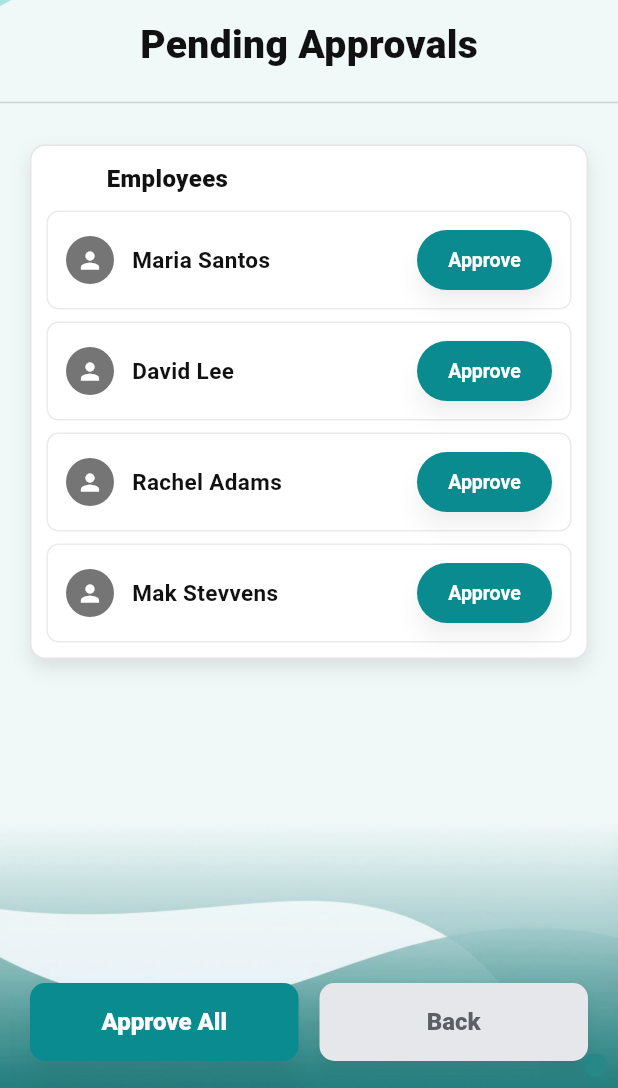
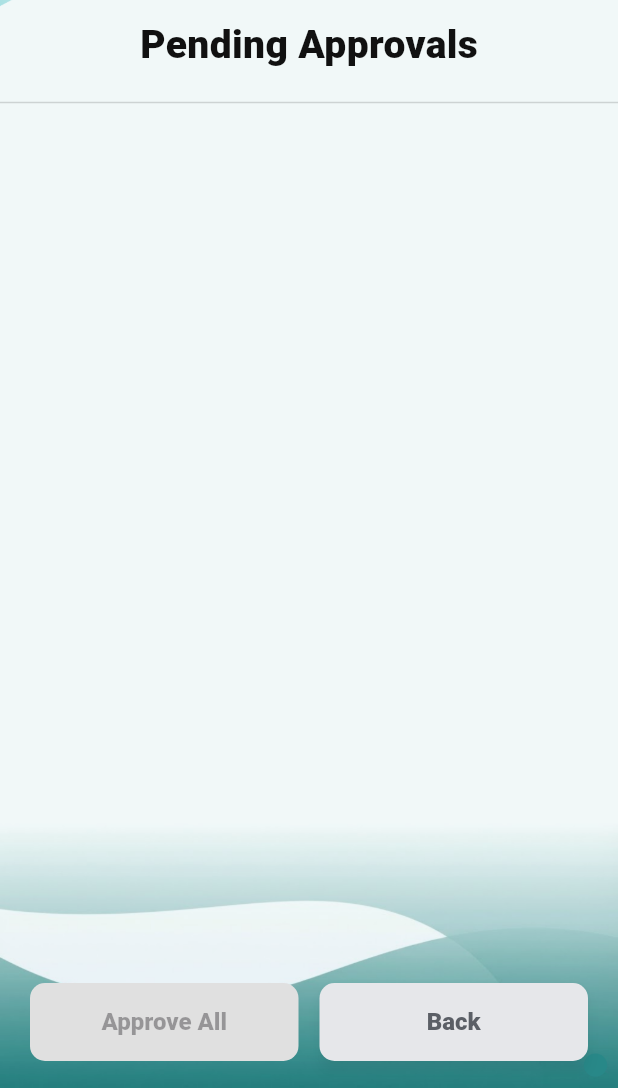
Before and after one commit to smiggy10/nutech_app_backup, a Flutter app: the PendingApprovalsPage screen opened directly, on a phone screen of 412 x 824 dp, the part 148-1236 px from its top. Run offline on Flutter 3.47's test engine with Material 3 defaults, Android fonts, the light colour scheme and no system bars; our stand-ins replace device_preview, image_cropper, image_picker, table_calendar.

Commit message:
Pending Approvals fixed

```diff
--- a/nutech_app/lib/screens/admin/pages/pending_approvals_page.dart
+++ b/nutech_app/lib/screens/admin/pages/pending_approvals_page.dart
@@ -2,18 +2,26 @@ import 'package:flutter/material.dart';
 import 'package:nutech_app/theme/app_theme.dart';
 import 'package:nutech_app/widgets/nutech_background.dart';
 
-class PendingApprovalsPage extends StatelessWidget {
+class PendingApprovalsPage extends StatefulWidget {
   const PendingApprovalsPage({super.key});
 
   @override
+  State<PendingApprovalsPage> createState() => _PendingApprovalsPageState();
+}
+
+class _PendingApprovalsPageState extends State<PendingApprovalsPage> {
+  // Hardcoded names removed. This list starts empty.
+  // It will hold Maps like {'name': '...', 'photoUrl': '...'} from Airtable.
+  List<Map<String, dynamic>> _employees = [];
+
+  @override
+  void initState() {
+    super.initState();
+    // Your Airtable fetch logic will populate _employees here.
+  }
+
+  @override
   Widget build(BuildContext context) {
-    final employees = <String>[
-      'Maria Santos',
-      'David Lee',
-      'Rachel Adams',
-      'Mak Stevvens',
-    ];
-
     return Scaffold(
       body: NutechBackground(
         bottomAsset: 'assets/images/ui/bottombackground2.png',
@@ -43,6 +51,8 @@ class PendingApprovalsPage extends StatelessWidget {
 
                       const SizedBox(height: 20),
 
+                      // DYNAMIC SECTION: Only shows the Card if employees exist.
+                      if (_employees.isNotEmpty)
                         Padding(
                           padding: const EdgeInsets.symmetric(horizontal: 20),
                           child: _TableCard(
@@ -63,82 +73,18 @@ class PendingApprovalsPage extends StatelessWidget {
                                     SizedBox(width: 90),
                                   ],
                                 ),
-
                                 const SizedBox(height: 10),
-
                                 ListView.separated(
                                   shrinkWrap: true,
                                   physics: const NeverScrollableScrollPhysics(),
-                                itemCount: employees.length,
+                                  itemCount: _employees.length,
                                   separatorBuilder: (_, __) =>
                                       const SizedBox(height: 8),
                                   itemBuilder: (context, index) {
-                                  final name = employees[index];
-
-                                  return Container(
-                                    padding: const EdgeInsets.symmetric(
-                                      vertical: 8,
-                                      horizontal: 12,
-                                    ),
-                                    decoration: BoxDecoration(
-                                      borderRadius: BorderRadius.circular(8),
-                                      border: Border.all(
-                                        color:
-                                            Colors.black.withOpacity(0.08),
-                                      ),
-                                    ),
-                                    child: Row(
-                                      children: [
-                                        const CircleAvatar(
-                                          radius: 16,
-                                          backgroundColor: Colors.black54,
-                                          child: Icon(
-                                            Icons.person,
-                                            color: Colors.white,
-                                            size: 18,
-                                          ),
-                                        ),
-
-                                        const SizedBox(width: 12),
-
-                                        Expanded(
-                                          child: Text(
-                                            name,
-                                            style: const TextStyle(
-                                              fontSize: 15,
-                                              fontWeight: FontWeight.w600,
-                                            ),
-                                          ),
-                                        ),
-
-                                        SizedBox(
-                                          width: 90,
-                                          child: ElevatedButton(
-                                            style: ElevatedButton.styleFrom(
-                                              backgroundColor: AppTheme.teal,
-                                              padding:
-                                                  const EdgeInsets.symmetric(
-                                                      vertical: 8),
-                                              shape:
-                                                  RoundedRectangleBorder(
-                                                borderRadius:
-                                                    BorderRadius.circular(20),
-                                              ),
-                                            ),
-                                            onPressed: () {
-                                              // Approve single employee
-                                            },
-                                            child: const Text(
-                                              'Approve',
-                                              style: TextStyle(
-                                                fontSize: 13,
-                                                fontWeight: FontWeight.w700,
-                                              ),
-                                            ),
-                                          ),
-                                        ),
-                                      ],
-                                    ),
+                                    final emp = _employees[index];
+                                    return _buildEmployeeRow(
+                                      emp['name'] ?? '',
+                                      emp['photoUrl'],
                                     );
                                   },
                                 ),
@@ -150,11 +96,67 @@ class PendingApprovalsPage extends StatelessWidget {
                   ),
                 ),
               ),
-
               _buildBottomActions(context),
             ],
           ),
         ),
+      ),
+    );
+  }
+
+  Widget _buildEmployeeRow(String name, String? photoUrl) {
+    return Container(
+      padding: const EdgeInsets.symmetric(vertical: 8, horizontal: 12),
+      decoration: BoxDecoration(
+        borderRadius: BorderRadius.circular(8),
+        border: Border.all(
+          color: Colors.black.withOpacity(0.08),
+        ),
+      ),
+      child: Row(
+        children: [
+          CircleAvatar(
+            radius: 16,
+            backgroundColor: Colors.black54,
+            backgroundImage: photoUrl != null ? NetworkImage(photoUrl) : null,
+            child: photoUrl == null
+                ? const Icon(Icons.person, color: Colors.white, size: 18)
+                : null,
+          ),
+          const SizedBox(width: 12),
+          Expanded(
+            child: Text(
+              name,
+              style: const TextStyle(
+                fontSize: 15,
+                fontWeight: FontWeight.w600,
+              ),
+            ),
+          ),
+          SizedBox(
+            width: 90,
+            child: ElevatedButton(
+              style: ElevatedButton.styleFrom(
+                backgroundColor: AppTheme.teal,
+                padding: const EdgeInsets.symmetric(vertical: 8),
+                shape: RoundedRectangleBorder(
+                  borderRadius: BorderRadius.circular(20),
+                ),
+              ),
+              onPressed: () {
+                // Approve logic
+              },
+              child: const Text(
+                'Approve',
+                style: TextStyle(
+                  fontSize: 13,
+                  fontWeight: FontWeight.w700,
+                  color: Colors.white,
+                ),
+              ),
+            ),
+          ),
+        ],
       ),
     );
   }
@@ -187,12 +189,11 @@ class PendingApprovalsPage extends StatelessWidget {
             child: SizedBox(
               height: 52,
               child: ElevatedButton(
-                onPressed: () {
-                  // Approve all employees
-                },
+                onPressed: _employees.isEmpty ? null : () {},
                 style: ElevatedButton.styleFrom(
                   backgroundColor: AppTheme.teal,
                   foregroundColor: Colors.white,
+                  disabledBackgroundColor: Colors.grey.shade300,
                   elevation: 8,
                   shape: RoundedRectangleBorder(
                     borderRadius: BorderRadius.circular(10),
@@ -208,9 +209,7 @@ class PendingApprovalsPage extends StatelessWidget {
               ),
             ),
           ),
-
           const SizedBox(width: 14),
-
           Expanded(
             child: SizedBox(
               height: 52,
```
Also changed, not shown: nutech_app/lib/screens/admin/reports/overview/admin_pending_approvals_screen.dart (deleted, +0 -239 lines). Lines whose indentation alone changed are shown as unchanged.
